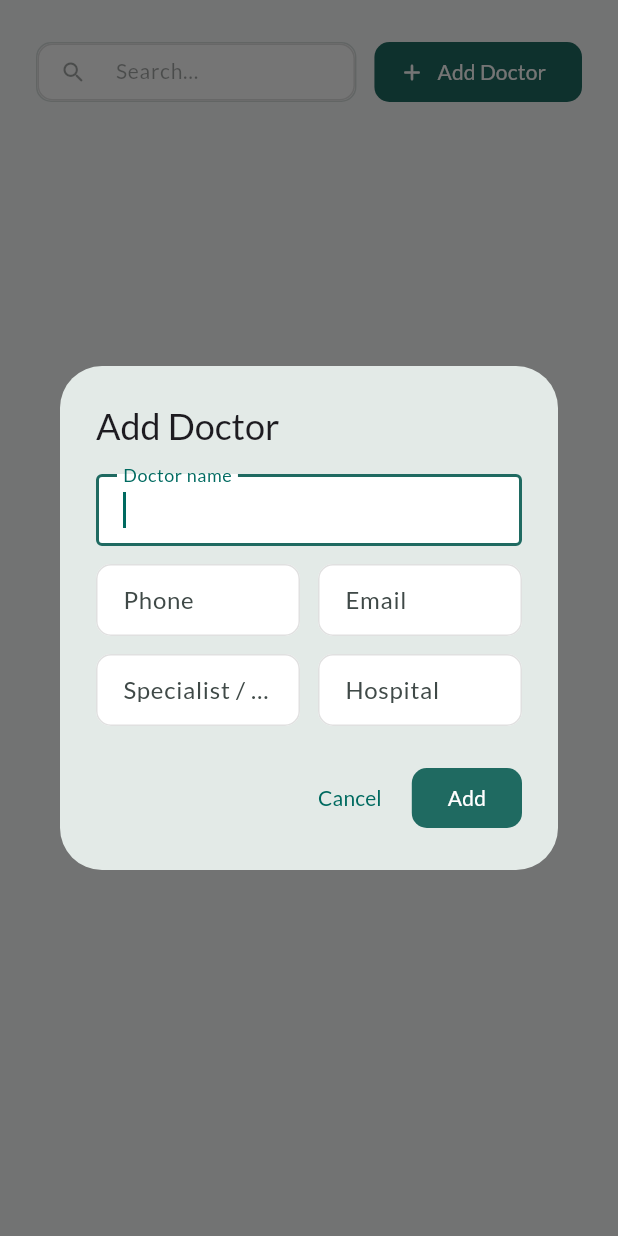
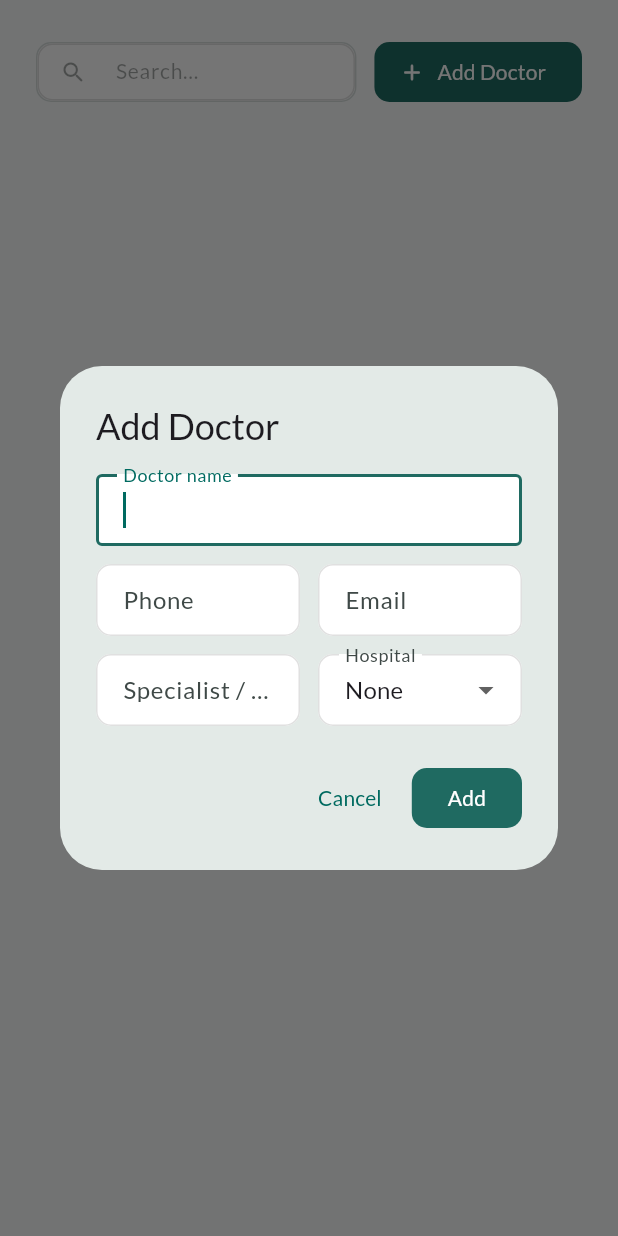
Before and after one commit to shnathoskhan/shri-amman-clinic, a Flutter app: the _DoctorsTab widget shown alone on an empty page, opened directly, after a tap on "Add Doctor", on a phone screen of 412 x 824 dp. Run offline on Flutter 3.47's test engine with Material 3 defaults, Android fonts, the phone set to English and light mode, and no system bars; our stand-ins replace barcode_widget, cloud_firestore, firebase_auth, firebase_core, go_router, google_fonts and 1 more; accounts and stored records are empty; statements that could not run were skipped.

```diff
--- a/lib/screens/refer_screen.dart
+++ b/lib/screens/refer_screen.dart
@@ -327,18 +327,28 @@ class _DoctorsTab extends StatefulWidget {
 }
 
 class _DoctorsTabState extends State<_DoctorsTab> {
-  void _openDialog({DocumentSnapshot? doc}) {
+  void _openDialog(List<DocumentSnapshot> hospitals, {DocumentSnapshot? doc}) {
     final data = doc == null ? null : doc.data() as Map<String, dynamic>?;
     final nameCtrl = TextEditingController(text: data?['name'] ?? '');
     final phoneCtrl = TextEditingController(text: data?['phone'] ?? '');
     final emailCtrl = TextEditingController(text: data?['email'] ?? '');
     final specialistCtrl =
         TextEditingController(text: data?['specialist'] ?? '');
-    final hospitalCtrl = TextEditingController(text: data?['hospital'] ?? '');
+
+    String? selectedHospital = data?['hospital'];
+    if (selectedHospital != null && selectedHospital.isEmpty) {
+      selectedHospital = null;
+    }
+    // Ensure the selected hospital exists in the list to avoid dropdown errors
+    if (selectedHospital != null && !hospitals.any((h) => h.id == selectedHospital)) {
+      selectedHospital = null;
+    }
 
     showDialog(
       context: context,
-      builder: (c) => AlertDialog(
+      builder: (c) => StatefulBuilder(
+        builder: (context, setState) {
+          return AlertDialog(
             title: Text(doc == null ? 'Add Doctor' : 'Edit Doctor'),
             content: SizedBox(
               width: 420,
@@ -384,10 +394,21 @@ class _DoctorsTabState extends State<_DoctorsTab> {
                       ),
                       const SizedBox(width: 12),
                       Expanded(
-                    child: TextField(
-                      controller: hospitalCtrl,
+                        child: DropdownButtonFormField<String>(
                           decoration: const InputDecoration(
                               labelText: 'Hospital', border: OutlineInputBorder()),
+                          value: selectedHospital,
+                          items: [
+                            const DropdownMenuItem(value: null, child: Text('None')),
+                            ...hospitals.map((h) {
+                              final hd = h.data() as Map<String, dynamic>;
+                              return DropdownMenuItem(
+                                value: h.id,
+                                child: Text(hd['name']?.toString() ?? 'Unknown'),
+                              );
+                            }),
+                          ],
+                          onChanged: (v) => setState(() => selectedHospital = v),
                         ),
                       ),
                     ],
@@ -407,7 +428,7 @@ class _DoctorsTabState extends State<_DoctorsTab> {
                     'phone': phoneCtrl.text.trim(),
                     'email': emailCtrl.text.trim(),
                     'specialist': specialistCtrl.text.trim(),
-                'hospital': hospitalCtrl.text.trim(),
+                    'hospital': selectedHospital ?? '',
                   };
                   final col = FirebaseFirestore.instance.collection('doctors');
                   if (doc == null) {
@@ -420,16 +441,30 @@ class _DoctorsTabState extends State<_DoctorsTab> {
                 child: Text(doc == null ? 'Add' : 'Save'),
               ),
             ],
+          );
+        }
       ),
     );
   }
 
   @override
   Widget build(BuildContext context) {
+    return StreamBuilder<QuerySnapshot>(
+      stream: FirebaseFirestore.instance.collection('hospitals').snapshots(),
+      builder: (context, snapshot) {
+        if (!snapshot.hasData) {
+          return const Center(child: CircularProgressIndicator());
+        }
+        final hospitals = snapshot.data!.docs;
+        final hospitalMap = {
+          for (var h in hospitals)
+            h.id: (h.data() as Map<String, dynamic>)['name']?.toString() ?? 'Unknown'
+        };
+
         return _TabPage(
           collection: 'doctors',
           addLabel: 'Add Doctor',
-      onAdd: () => _openDialog(),
+          onAdd: () => _openDialog(hospitals),
           filterFn: (m, q) =>
               (m['name'] ?? '').toString().toLowerCase().contains(q) ||
               (m['phone'] ?? '').toString().toLowerCase().contains(q) ||
@@ -448,6 +483,10 @@ class _DoctorsTabState extends State<_DoctorsTab> {
             final name = data['name'] ?? '';
             final initials = _getInitials(name);
             final cs = Theme.of(context).colorScheme;
+
+            final hospitalId = data['hospital'] ?? '';
+            final hospitalName = hospitalId.isEmpty ? '' : (hospitalMap[hospitalId] ?? hospitalId);
+
             return DataRow.byIndex(
               index: i,
               cells: [
@@ -477,7 +516,7 @@ class _DoctorsTabState extends State<_DoctorsTab> {
                     style: const TextStyle(fontSize: 13))),
                 DataCell(Text(data['specialist'] ?? '',
                     style: const TextStyle(fontSize: 13))),
-            DataCell(Text(data['hospital'] ?? '',
+                DataCell(Text(hospitalName,
                     style: const TextStyle(fontSize: 13))),
                 DataCell(Row(
                   mainAxisSize: MainAxisSize.min,
@@ -485,7 +524,7 @@ class _DoctorsTabState extends State<_DoctorsTab> {
                     _Btn(
                         icon: Icons.edit_outlined,
                         tip: 'Edit',
-                    onTap: () => _openDialog(doc: doc)),
+                        onTap: () => _openDialog(hospitals, doc: doc)),
                     _Btn(
                         icon: Icons.delete_outline_rounded,
                         tip: 'Delete',
@@ -498,6 +537,8 @@ class _DoctorsTabState extends State<_DoctorsTab> {
                   ],
                 )),
               ],
+            );
+          },
         );
       },
     );
```
Lines whose indentation alone changed are shown as unchanged.
